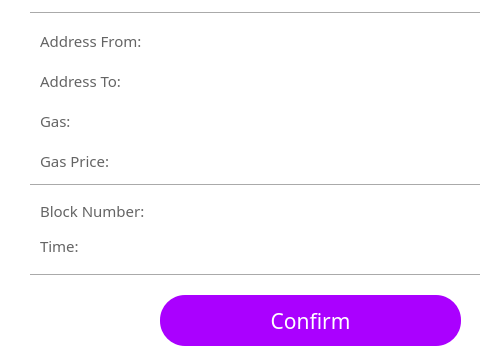
The window that MessForm.ui (sleewa/Mac_wtcwallet) describes before a commit, drawn with Qt 5; both pictures show x 0 to 480 and y 165 to 527 of the 622 by 527 pixel window.
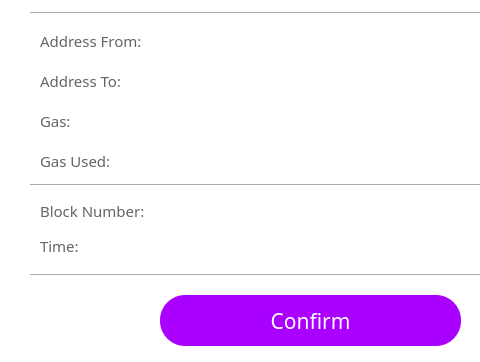
The same window after the commit. Icons and pictures are not drawn.

```diff
--- a/MessForm.ui
+++ b/MessForm.ui
@@ -264,7 +264,7 @@
     <string notr="true">color: rgb(100, 100, 100);</string>
    </property>
    <property name="text">
-    <string>Gas Price:</string>
+    <string>Gas Used:</string>
    </property>
   </widget>
   <widget class="QLabel" name="label_57">
```
Left out of the diff: 21 changed lines with no effect on the pictures.
